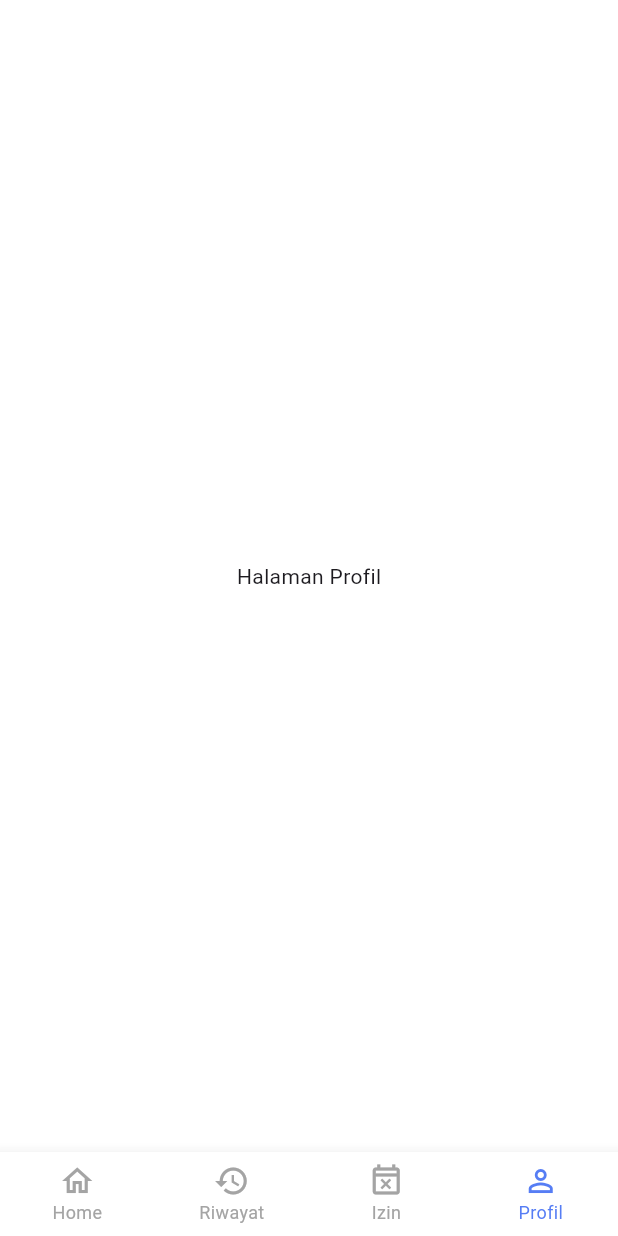
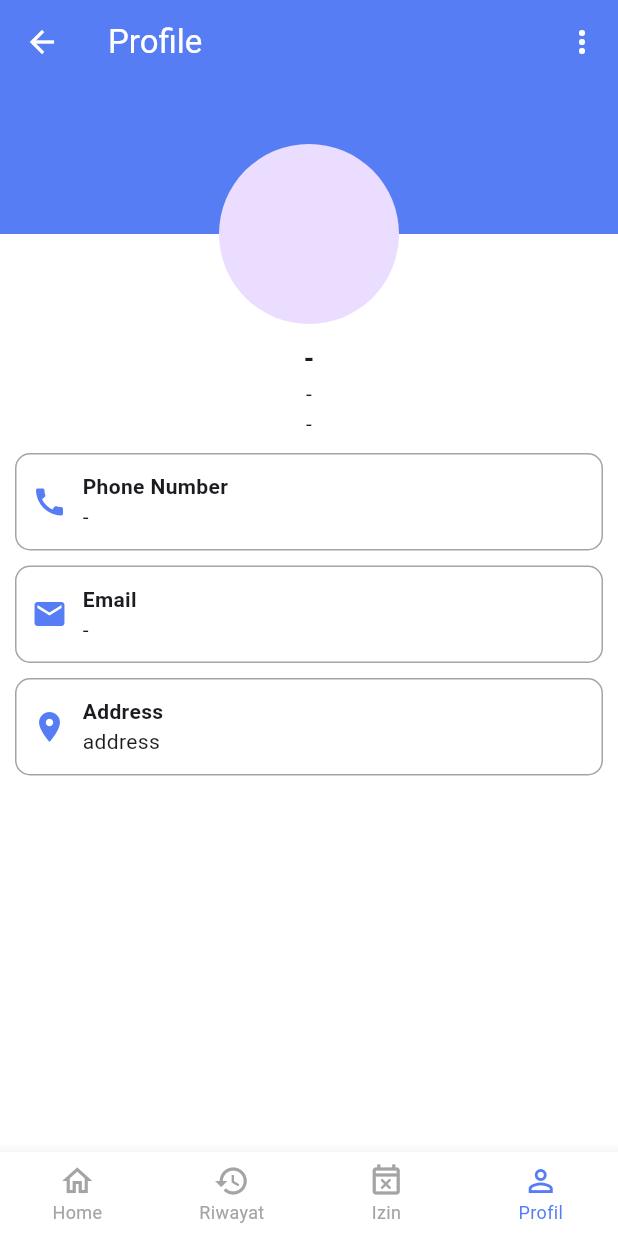
Before and after one commit to hasyim21/attendance-front-end, a Flutter app: the MainPage screen opened directly, item 4 of the bottom bar chosen, on a phone screen of 412 x 824 dp. Run offline on Flutter 3.47's test engine with Material 3 defaults, Android fonts, the phone set to English and light mode, and no system bars; our stand-ins replace bloc, camera, dartz, dotted_border, easy_date_timeline, equatable and 9 more; missing offline and left inert: google_mlkit_face_detection, tflite_flutter; accounts and stored records are empty; network calls fail.

Commit message:
add profile page

```diff
--- a/lib/core/providers/providers.dart
+++ b/lib/core/providers/providers.dart
@@ -35,6 +35,10 @@ import '../../features/permission/data/datasources/permission_remote_datasource.
 import '../../features/permission/data/repositories/permission_repository_impl.dart';
 import '../../features/permission/domain/usecases/add_permission.dart';
 import '../../features/permission/presentation/bloc/permission_bloc.dart';
+import '../../features/profile/data/datasources/profile_local_datasource.dart';
+import '../../features/profile/data/repositories/profile_repository_impl.dart';
+import '../../features/profile/domain/usecases/get_user_profile.dart';
+import '../../features/profile/presentation/bloc/bloc/get_user_profile_bloc.dart';
 
 class Providers extends StatelessWidget {
   final http.Client client;
@@ -81,6 +85,13 @@ class Providers extends StatelessWidget {
           create: (context) => NoteRepositoryImpl(
             noteRemoteDatasource: NoteRemoteDatasourceImpl(
               client: client,
+              authLocalDatasource: authLocalDatasource,
+            ),
+          ),
+        ),
+        RepositoryProvider(
+          create: (context) => ProfileRepositoryImpl(
+            profileLocalDatasource: ProfileLocalDatasourceImpl(
               authLocalDatasource: authLocalDatasource,
             ),
           ),
@@ -175,6 +186,13 @@ class Providers extends StatelessWidget {
               ),
             ),
           ),
+          BlocProvider(
+            create: (context) => GetUserProfileBloc(
+              GetUserProfile(
+                profileRepository: context.read<ProfileRepositoryImpl>(),
+              ),
+            ),
+          ),
         ],
         child: app,
       ),
--- a/lib/core/styles/theme.dart
+++ b/lib/core/styles/theme.dart
@@ -8,6 +8,7 @@ class MyTheme {
     appBarTheme: const AppBarTheme(
       backgroundColor: MyColors.primary,
       surfaceTintColor: Colors.transparent,
+      iconTheme: IconThemeData(color: MyColors.white),
       titleTextStyle: TextStyle(
         fontSize: 22.0,
         color: MyColors.white,
--- a/lib/features/auth/data/models/user_model.dart
+++ b/lib/features/auth/data/models/user_model.dart
@@ -62,6 +62,19 @@ class UserModel extends User {
     );
   }
 
+  factory UserModel.initial() {
+    return const UserModel(
+      id: 0,
+      name: '-',
+      email: '-',
+      phone: '-',
+      role: '-',
+      position: '-',
+      department: '-',
+      faceEmbedding: '-',
+    );
+  }
+
   @override
   List<Object> get props {
     return [
--- a/lib/features/home/presentation/pages/home_page.dart
+++ b/lib/features/home/presentation/pages/home_page.dart
@@ -44,20 +44,13 @@ class _HomePageState extends State<HomePage> {
         child: ListView(
           children: [
             Container(
-              padding: const EdgeInsets.all(10.0),
+              padding: const EdgeInsets.all(8.0),
               color: MyColors.primary,
               child: Column(
                 crossAxisAlignment: CrossAxisAlignment.start,
                 children: [
-                  const Row(
-                    children: [
-                      Expanded(
-                        child: UserProfile(),
-                      ),
-                      MyIconButton(),
-                    ],
-                  ),
-                  const SpaceHeight(),
+                  const UserProfile(),
+                  const SpaceHeight(16.0),
                   Text(
                     DateTime.now().toFormattedDate(),
                     style: const TextStyle(
@@ -101,7 +94,7 @@ class _HomePageState extends State<HomePage> {
                             _checkInStatus();
                           },
                         ),
-                        const SpaceWidth(10.0),
+                        const SpaceWidth(),
                         AttendanceButton(
                           label: 'Check Out',
                           iconPath: Icons.arrow_circle_up,
--- a/lib/features/home/presentation/pages/main_page.dart
+++ b/lib/features/home/presentation/pages/main_page.dart
@@ -2,6 +2,7 @@ import 'package:flutter/material.dart';
 
 import '../../../attendance/presentation/pages/attendance_history_page.dart';
 import '../../../permission/presentation/pages/permission_page.dart';
+import '../../../profile/presentation/pages/profile_page.dart';
 import 'home_page.dart';
 
 class MainPage extends StatefulWidget {
@@ -24,7 +25,7 @@ class _MainPageState extends State<MainPage> {
     const HomePage(),
     const AttendanceHistoryPage(),
     const PermissionPage(),
-    const Center(child: Text('Halaman Profil')),
+    const ProfilePage(),
   ];
 
   @override
--- a/lib/features/home/presentation/widgets/user_profile.dart
+++ b/lib/features/home/presentation/widgets/user_profile.dart
@@ -14,7 +14,7 @@ class UserProfile extends StatelessWidget {
         CircleAvatar(
           backgroundColor: MyColors.white,
         ),
-        SpaceWidth(8.0),
+        SpaceWidth(),
         Column(
           crossAxisAlignment: CrossAxisAlignment.start,
           children: [
--- a/lib/features/note/data/repositories/note_repository_impl.dart
+++ b/lib/features/note/data/repositories/note_repository_impl.dart
@@ -6,7 +6,7 @@ import '../../domain/repositories/note_repository.dart';
 import '../datasources/note_remote_datasource.dart';
 
 class NoteRepositoryImpl extends NoteRepository {
-  final NoteRemoteDatasourceImpl noteRemoteDatasource;
+  final NoteRemoteDatasource noteRemoteDatasource;
 
   NoteRepositoryImpl({required this.noteRemoteDatasource});
 
--- /dev/null
+++ b/lib/features/profile/data/datasources/profile_local_datasource.dart
@@ -0,0 +1,21 @@
+import '../../../auth/data/datasources/auth_local_datasource.dart';
+import '../../../auth/data/models/user_model.dart';
+
+abstract class ProfileLocalDatasource {
+  Future<UserModel> getUserProfile();
+}
+
+class ProfileLocalDatasourceImpl extends ProfileLocalDatasource {
+  final AuthLocalDatasource authLocalDatasource;
+
+  ProfileLocalDatasourceImpl({required this.authLocalDatasource});
+
+  @override
+  Future<UserModel> getUserProfile() async {
+    final user = await authLocalDatasource.getUser();
+    if (user != null) {
+      return user;
+    }
+    return UserModel.initial();
+  }
+}
--- /dev/null
+++ b/lib/features/profile/data/repositories/profile_repository_impl.dart
@@ -0,0 +1,24 @@
+import 'package:attendance_front_end/core/utils/failure/failure.dart';
+
+import 'package:attendance_front_end/features/auth/domain/entities/user.dart';
+
+import 'package:dartz/dartz.dart';
+
+import '../../domain/repositories/profile_repository.dart';
+import '../datasources/profile_local_datasource.dart';
+
+class ProfileRepositoryImpl extends ProfileRepository {
+  final ProfileLocalDatasource profileLocalDatasource;
+
+  ProfileRepositoryImpl({required this.profileLocalDatasource});
+
+  @override
+  Future<Either<Failure, User>> getUserProfile() async {
+    try {
+      final result = await profileLocalDatasource.getUserProfile();
+      return Right(result);
+    } catch (e) {
+      return Left(Failure(message: e.toString()));
+    }
+  }
+}
--- /dev/null
+++ b/lib/features/profile/domain/repositories/profile_repository.dart
@@ -0,0 +1,8 @@
+import 'package:dartz/dartz.dart';
+
+import '../../../../core/core.dart';
+import '../../../auth/domain/entities/user.dart';
+
+abstract class ProfileRepository {
+  Future<Either<Failure, User>> getUserProfile();
+}
--- /dev/null
+++ b/lib/features/profile/domain/usecases/get_user_profile.dart
@@ -0,0 +1,15 @@
+import 'package:dartz/dartz.dart';
+
+import '../../../../core/core.dart';
+import '../../../auth/domain/entities/user.dart';
+import '../repositories/profile_repository.dart';
+
+class GetUserProfile {
+  final ProfileRepository profileRepository;
+
+  GetUserProfile({required this.profileRepository});
+
+  Future<Either<Failure, User>> call() async {
+    return await profileRepository.getUserProfile();
+  }
+}
--- /dev/null
+++ b/lib/features/profile/presentation/bloc/bloc/get_user_profile_bloc.dart
@@ -0,0 +1,31 @@
+import 'package:bloc/bloc.dart';
+import 'package:equatable/equatable.dart';
+
+import '../../../../../core/core.dart';
+import '../../../../auth/domain/entities/user.dart';
+import '../../../domain/usecases/get_user_profile.dart';
+
+part 'get_user_profile_event.dart';
+part 'get_user_profile_state.dart';
+
+class GetUserProfileBloc
+    extends Bloc<GetUserProfileEvent, GetUserProfileState> {
+  final GetUserProfile _getUserProfile;
+
+  GetUserProfileBloc(this._getUserProfile) : super(GetUserProfileInitial()) {
+    on<GetUserProfileEvent>((event, emit) async {
+      emit(GetUserProfileLoading());
+
+      final result = await _getUserProfile.call();
+
+      result.fold(
+        (l) => emit(
+          GetUserProfileError(
+            failure: Failure(message: l.message),
+          ),
+        ),
+        (r) => emit(GetUserProfileSuccess(result: r)),
+      );
+    });
+  }
+}
--- /dev/null
+++ b/lib/features/profile/presentation/bloc/bloc/get_user_profile_event.dart
@@ -0,0 +1,8 @@
+part of 'get_user_profile_bloc.dart';
+
+class GetUserProfileEvent extends Equatable {
+  const GetUserProfileEvent();
+
+  @override
+  List<Object> get props => [];
+}
--- /dev/null
+++ b/lib/features/profile/presentation/bloc/bloc/get_user_profile_state.dart
@@ -0,0 +1,24 @@
+part of 'get_user_profile_bloc.dart';
+
+abstract class GetUserProfileState extends Equatable {
+  const GetUserProfileState();
+
+  @override
+  List<Object> get props => [];
+}
+
+class GetUserProfileInitial extends GetUserProfileState {}
+
+class GetUserProfileLoading extends GetUserProfileState {}
+
+class GetUserProfileSuccess extends GetUserProfileState {
+  final User result;
+
+  const GetUserProfileSuccess({required this.result});
+}
+
+class GetUserProfileError extends GetUserProfileState {
+  final Failure failure;
+
+  const GetUserProfileError({required this.failure});
+}
--- /dev/null
+++ b/lib/features/profile/presentation/pages/profile_page.dart
@@ -0,0 +1,141 @@
+import 'package:flutter/material.dart';
+import 'package:flutter_bloc/flutter_bloc.dart';
+
+import '../../../../core/core.dart';
+import '../../../auth/domain/entities/user.dart';
+import '../../../auth/presentation/bloc/logout/logout_bloc.dart';
+import '../../../auth/presentation/pages/login_page.dart';
+import '../bloc/bloc/get_user_profile_bloc.dart';
+import '../widgets/contact_info.dart';
+
+class ProfilePage extends StatefulWidget {
+  const ProfilePage({super.key});
+
+  @override
+  State<ProfilePage> createState() => _ProfilePageState();
+}
+
+class _ProfilePageState extends State<ProfilePage> {
+  User? user;
+
+  @override
+  void initState() {
+    super.initState();
+    context.read<GetUserProfileBloc>().add(const GetUserProfileEvent());
+  }
+
+  double coverHeight = 100.0;
+  double profilHeight = 120.0;
+  double get top => coverHeight - profilHeight / 2;
+  double get bottom => profilHeight / 2;
+
+  @override
+  Widget build(BuildContext context) {
+    return Scaffold(
+      appBar: AppBar(
+        title: const Text('Profile'),
+        actions: [
+          BlocListener<LogoutBloc, LogoutState>(
+            listener: (context, state) {
+              if (state is LogoutLoading) {
+                showDialogLoading(context);
+              }
+              if (state is LogoutSuccess) {
+                context.pushAndRemoveUntil(const LoginPage(), (route) => true);
+              }
+            },
+            child: PopupMenuButton(
+              itemBuilder: (BuildContext context) {
+                return <PopupMenuEntry>[
+                  PopupMenuItem(
+                    child: GestureDetector(
+                      onTap: () =>
+                          context.read<LogoutBloc>().add(const LogoutEvent()),
+                      child: const Row(
+                        children: [
+                          Icon(
+                            Icons.logout_outlined,
+                          ),
+                          SpaceWidth(),
+                          Text('Logout'),
+                        ],
+                      ),
+                    ),
+                  ),
+                ];
+              },
+            ),
+          )
+        ],
+      ),
+      body: BlocBuilder<GetUserProfileBloc, GetUserProfileState>(
+        builder: (context, state) {
+          if (state is GetUserProfileSuccess) {
+            user = state.result;
+          }
+          return ListView(
+            children: [
+              Stack(
+                clipBehavior: Clip.none,
+                alignment: Alignment.center,
+                children: [
+                  Container(
+                    color: MyColors.primary,
+                    height: coverHeight,
+                    margin: EdgeInsets.only(bottom: bottom),
+                  ),
+                  Positioned(
+                    top: top,
+                    child: CircleAvatar(
+                      radius: profilHeight / 2,
+                    ),
+                  ),
+                ],
+              ),
+              const SizedBox(
+                height: 10.0,
+              ),
+              Padding(
+                padding: const EdgeInsets.symmetric(horizontal: 10.0),
+                child: Column(
+                  children: [
+                    Text(
+                      user?.name ?? '-',
+                      style: const TextStyle(
+                        fontSize: 18.0,
+                        fontWeight: FontWeight.bold,
+                      ),
+                    ),
+                    Text(user?.position ?? '-'),
+                    Text(user?.department ?? '-'),
+                    const SizedBox(
+                      height: 10.0,
+                    ),
+                    ContactInfo(
+                      title: "Phone Number",
+                      value: user?.phone ?? '-',
+                      icon: Icons.call,
+                    ),
+                    ContactInfo(
+                      title: "Email",
+                      value: user?.email ?? '-',
+                      icon: Icons.email,
+                    ),
+                    const ContactInfo(
+                      title: "Address",
+                      value: 'address',
+                      icon: Icons.location_on,
+                    ),
+                  ],
+                ),
+              ),
+              const SizedBox(
+                height: 50.0,
+              ),
+            ],
+          );
+        },
+      ),
+    );
+  }
+}
--- /dev/null
+++ b/lib/features/profile/presentation/widgets/contact_info.dart
@@ -0,0 +1,61 @@
+import 'package:flutter/material.dart';
+
+import '../../../../core/core.dart';
+
+class ContactInfo extends StatelessWidget {
+  const ContactInfo({
+    super.key,
+    required this.title,
+    this.value,
+    required this.icon,
+  });
+
+  final String title;
+  final String? value;
+  final IconData icon;
+
+  @override
+  Widget build(BuildContext context) {
+    return Padding(
+      padding: const EdgeInsets.only(bottom: 10.0),
+      child: Container(
+        height: 65,
+        width: MediaQuery.of(context).size.width,
+        padding: const EdgeInsets.all(10.0),
+        decoration: BoxDecoration(
+          color: MyColors.white,
+          borderRadius: const BorderRadius.all(
+            Radius.circular(10.0),
+          ),
+          border: Border.all(
+            color: MyColors.grey,
+          ),
+        ),
+        child: Row(
+          children: [
+            Icon(
+              icon,
+              color: MyColors.primary,
+            ),
+            const SizedBox(
+              width: 10.0,
+            ),
+            Column(
+              mainAxisAlignment: MainAxisAlignment.center,
+              crossAxisAlignment: CrossAxisAlignment.start,
+              children: [
+                Text(
+                  title,
+                  style: const TextStyle(
+                    fontWeight: FontWeight.bold,
+                  ),
+                ),
+                if (value != null) Text(value!),
+              ],
+            ),
+          ],
+        ),
+      ),
+    );
+  }
+}
```
